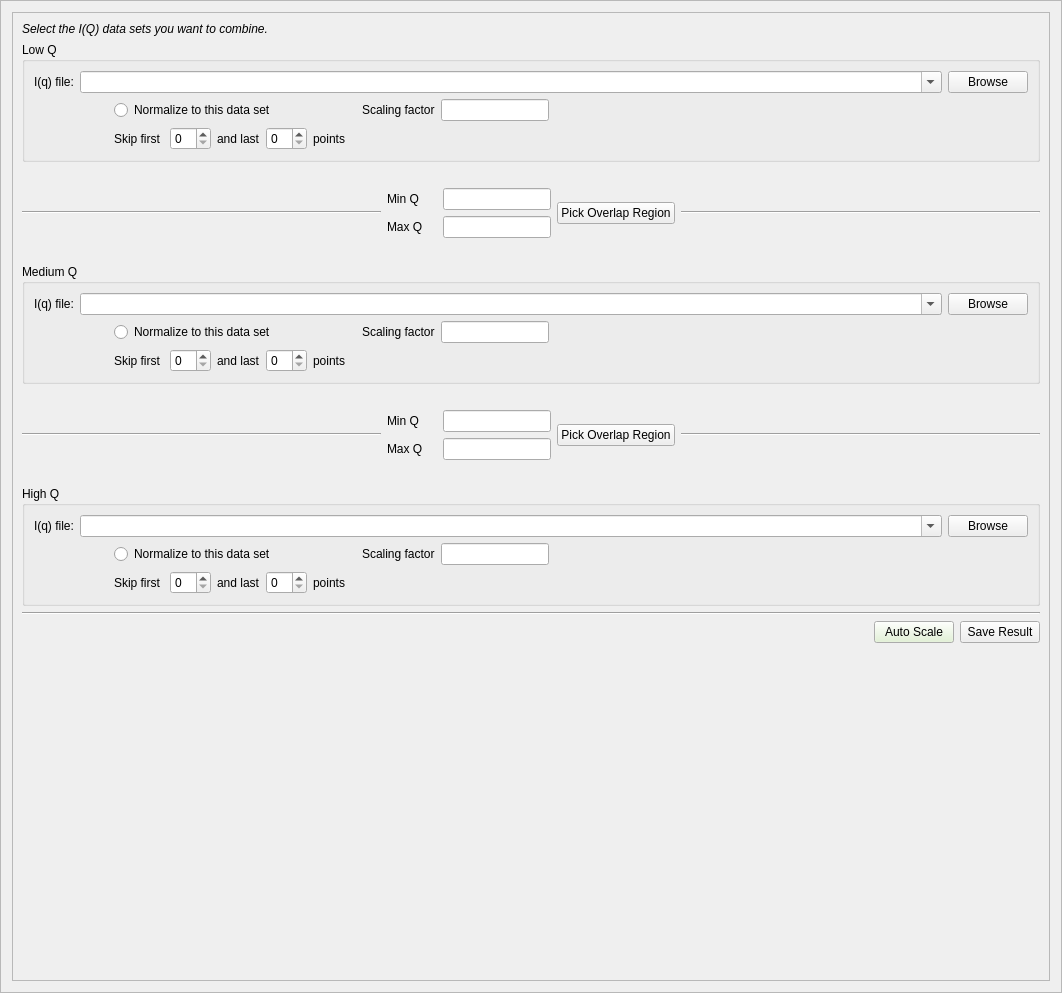
First picture: the form in Code/Mantid/scripts/Interface/ui/stitcher.ui, repository mantidproject/mantid, before the edit.
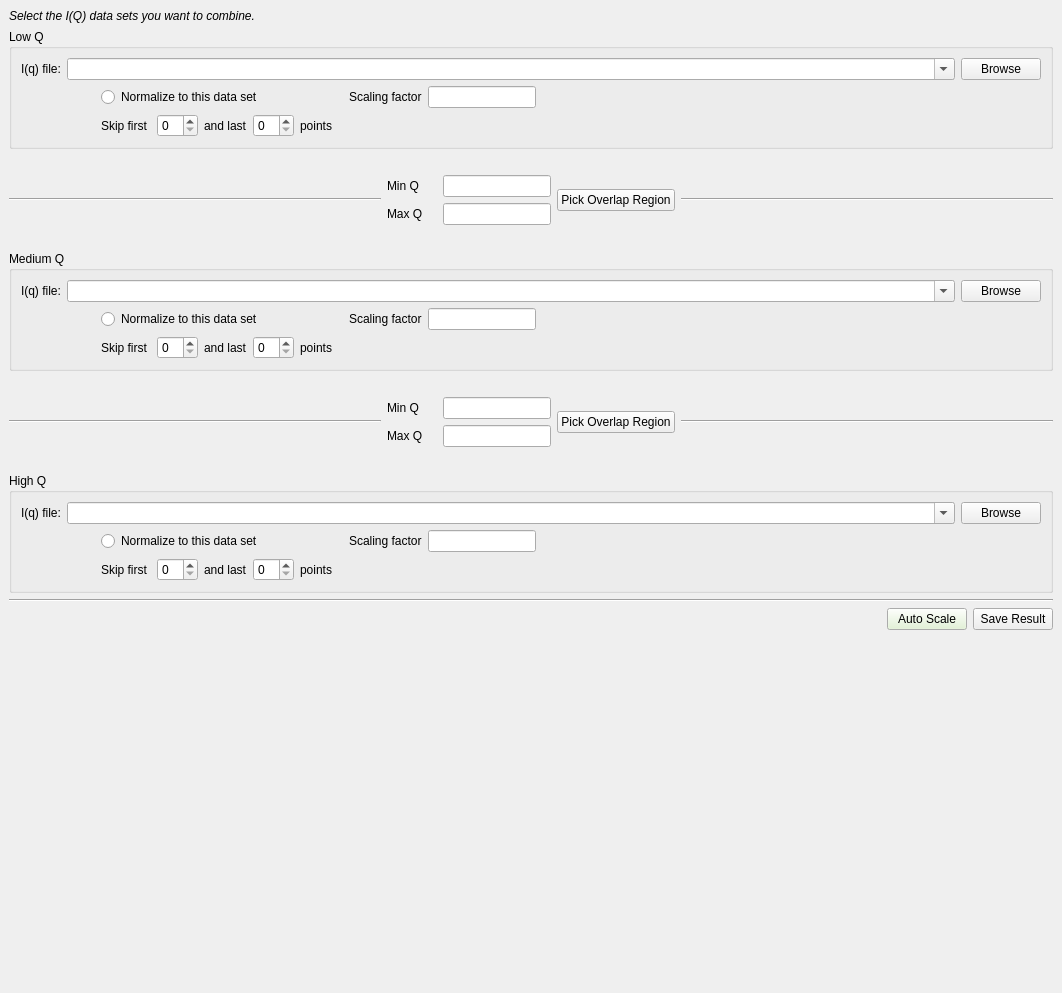
Second picture: the form after the edit.

Commit message: Re #4303 small ui tuning

```diff
--- a/Code/Mantid/scripts/Interface/ui/stitcher.ui
+++ b/Code/Mantid/scripts/Interface/ui/stitcher.ui
@@ -14,14 +14,23 @@
    <string>Frame</string>
   </property>
   <property name="frameShape">
-   <enum>QFrame::StyledPanel</enum>
+   <enum>QFrame::NoFrame</enum>
   </property>
   <property name="frameShadow">
-   <enum>QFrame::Raised</enum>
+   <enum>QFrame::Plain</enum>
   </property>
   <layout class="QVBoxLayout" name="verticalLayout">
+   <property name="margin">
+    <number>0</number>
+   </property>
    <item>
     <widget class="QScrollArea" name="scrollArea">
+     <property name="frameShape">
+      <enum>QFrame::NoFrame</enum>
+     </property>
+     <property name="frameShadow">
+      <enum>QFrame::Plain</enum>
+     </property>
      <property name="widgetResizable">
       <bool>true</bool>
      </property>
@@ -30,8 +39,8 @@
        <rect>
         <x>0</x>
         <y>0</y>
-        <width>1040</width>
-        <height>971</height>
+        <width>1062</width>
+        <height>993</height>
        </rect>
       </property>
       <layout class="QVBoxLayout" name="verticalLayout_6">
```
The commit also changes 3 other files.
